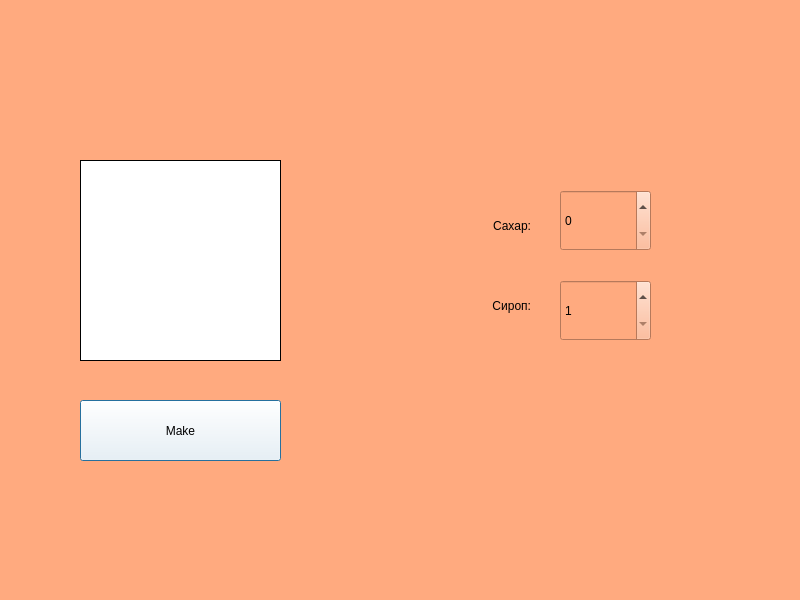
Before: the Qt Designer form win3.ui in EnderAgentX/Coffee, drawn with Qt 5.
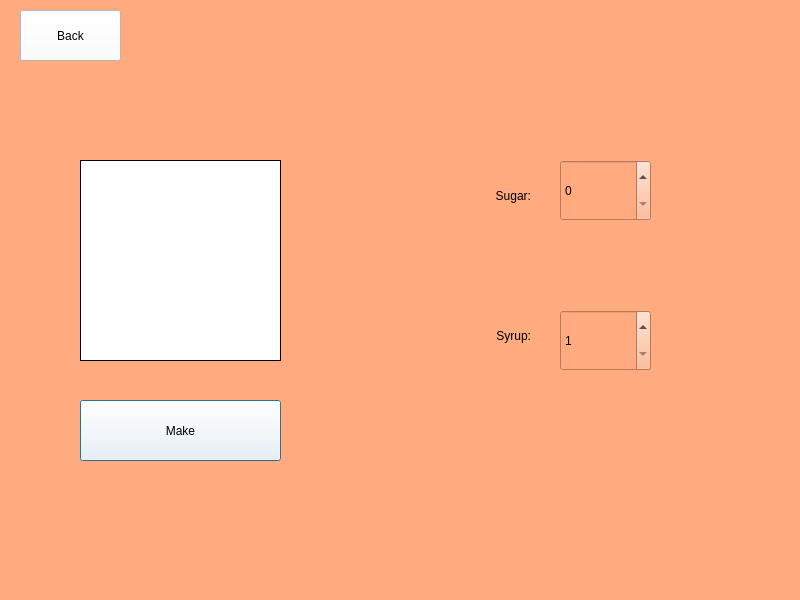
After: the same form once the commit is applied. Icons and pictures are not drawn.

Diff of the .ui file:
```diff
--- a/win3.ui
+++ b/win3.ui
@@ -61,11 +61,14 @@
    <property name="geometry">
     <rect>
      <x>560</x>
-     <y>190</y>
+     <y>160</y>
      <width>91</width>
      <height>61</height>
     </rect>
    </property>
+   <property name="styleSheet">
+    <string notr="true">font: 13pt &quot;Stencil&quot;;</string>
+   </property>
    <property name="maximum">
     <number>5</number>
    </property>
@@ -74,11 +77,14 @@
    <property name="geometry">
     <rect>
      <x>560</x>
-     <y>280</y>
+     <y>310</y>
      <width>91</width>
      <height>61</height>
     </rect>
    </property>
+   <property name="styleSheet">
+    <string notr="true">font: 13pt &quot;Stencil&quot;;</string>
+   </property>
    <property name="minimum">
     <number>1</number>
    </property>
@@ -90,7 +96,7 @@
    <property name="geometry">
     <rect>
      <x>390</x>
-     <y>210</y>
+     <y>180</y>
      <width>141</width>
      <height>31</height>
     </rect>
@@ -99,7 +105,7 @@
     <string notr="true">font: 75 14pt &quot;MS Shell Dlg 2&quot;;</string>
    </property>
    <property name="text">
-    <string>Сахар:</string>
+    <string>Sugar:</string>
    </property>
    <property name="alignment">
     <set>Qt::AlignRight|Qt::AlignTrailing|Qt::AlignVCenter</set>
@@ -109,7 +115,7 @@
    <property name="geometry">
     <rect>
      <x>390</x>
-     <y>290</y>
+     <y>320</y>
      <width>141</width>
      <height>31</height>
     </rect>
@@ -118,7 +124,7 @@
     <string notr="true">font: 75 14pt &quot;MS Shell Dlg 2&quot;;</string>
    </property>
    <property name="text">
-    <string>Сироп:</string>
+    <string>Syrup:</string>
    </property>
    <property name="alignment">
     <set>Qt::AlignRight|Qt::AlignTrailing|Qt::AlignVCenter</set>
@@ -128,7 +134,7 @@
    <property name="geometry">
     <rect>
      <x>670</x>
-     <y>280</y>
+     <y>310</y>
      <width>61</width>
      <height>51</height>
     </rect>
@@ -143,6 +149,24 @@
     <bool>true</bool>
    </property>
   </widget>
+  <widget class="QPushButton" name="btn_back">
+   <property name="geometry">
+    <rect>
+     <x>20</x>
+     <y>10</y>
+     <width>101</width>
+     <height>51</height>
+    </rect>
+   </property>
+   <property name="styleSheet">
+    <string notr="true">background-color: rgb(255, 85, 0);
+font: 10pt &quot;Stencil&quot;;
+background-color: rgb(255, 255, 255);</string>
+   </property>
+   <property name="text">
+    <string>Back</string>
+   </property>
+  </widget>
  </widget>
  <resources>
   <include location="icons/res-rc.qrc"/>
```
Left out of the diff: 7 changed lines with no effect on the pictures.
